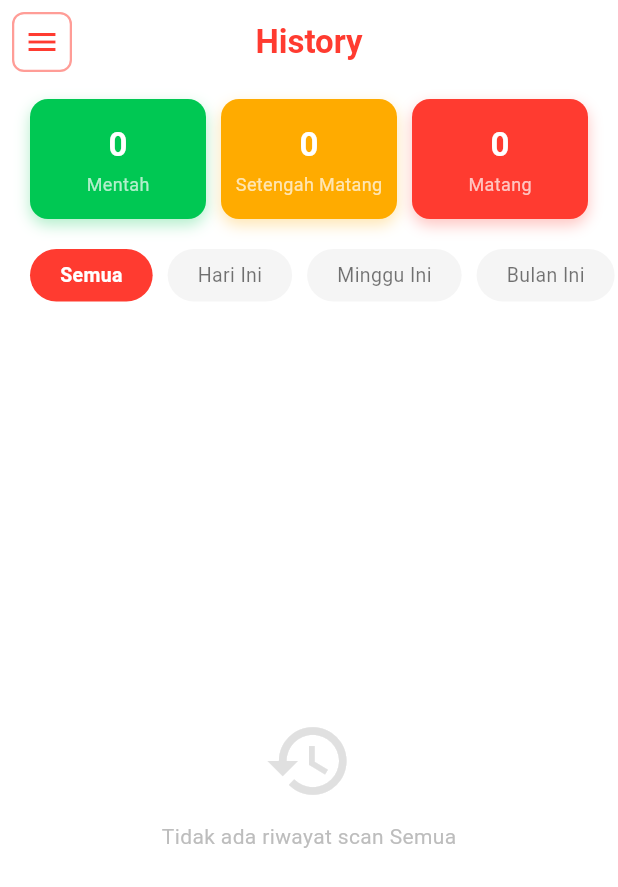
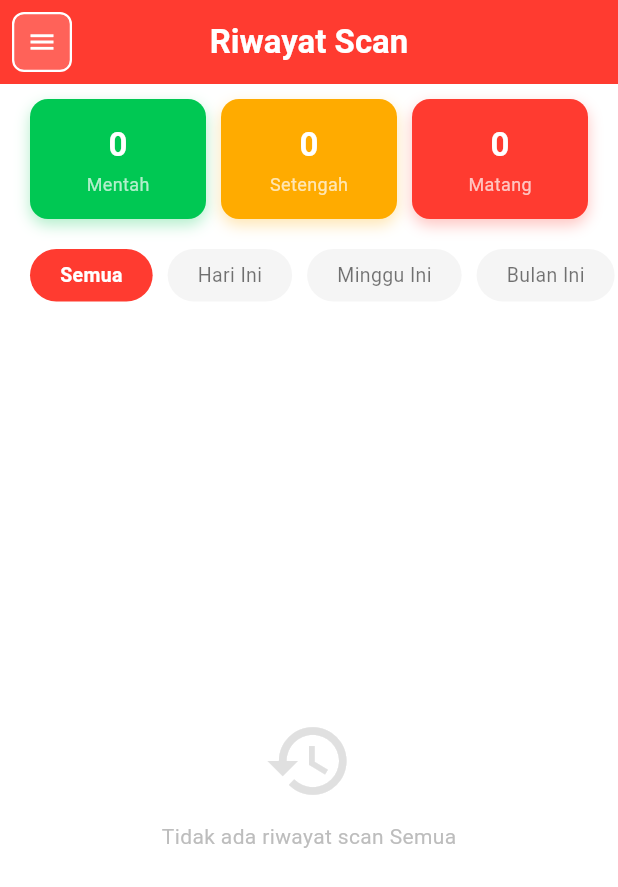
Before and after one commit to asdiffada/tomato_detector, a Flutter app: the HistoryPage screen opened directly, on a phone screen of 412 x 824 dp. Shown: the top 887 px of the screen. Run offline on Flutter 3.47's test engine with Material 3 defaults, Android fonts, the phone set to English and light mode, and no system bars; our stand-ins replace camera, image_picker.

Commit message:
Fix some Feature

```diff
--- a/tomato_frontend/lib/api_service.dart
+++ b/tomato_frontend/lib/api_service.dart
@@ -3,12 +3,9 @@ import 'dart:convert';
 import 'package:flutter/material.dart';
 import 'package:http/http.dart' as http;
 
-// --- KONFIGURASI SERVER ---
-// GANTI IP INI SESUAI IP LAPTOP ANDA
 final String SERVER_URL = "http://192.168.3.63:5000/predict";
 
 class ApiService {
-  // Fungsi untuk upload gambar ke server
   static Future<Map<String, dynamic>> uploadImage(File imageFile) async {
     try {
       var request = http.MultipartRequest('POST', Uri.parse(SERVER_URL));
@@ -35,7 +32,6 @@ class ApiService {
     }
   }
 
-  // Helper konversi warna
   static Color getColorFromString(String? colorName) {
     switch (colorName) {
       case 'green': return Colors.green;
--- a/tomato_frontend/lib/history_page.dart
+++ b/tomato_frontend/lib/history_page.dart
@@ -1,7 +1,7 @@
 import 'package:flutter/material.dart';
 import 'history_service.dart';
 import 'api_service.dart';
-import 'widgets.dart'; // Import AppDrawer
+import 'widgets.dart';
 import 'analysis_page.dart';
 
 class HistoryPage extends StatefulWidget {
@@ -14,10 +14,9 @@ class HistoryPage extends StatefulWidget {
 class _HistoryPageState extends State<HistoryPage> {
   String _selectedFilter = "Semua";
 
-  // --- LOGIC FILTER (SAMA) ---
-  List<ScanResult> get filteredHistory {
+  // Fungsi Filter dipindah ke dalam agar bisa menerima list dinamis
+  List<ScanResult> _filterData(List<ScanResult> allData) {
     final now = DateTime.now();
-    final allData = HistoryService.history;
 
     if (_selectedFilter == "Hari Ini") {
       return allData.where((item) {
@@ -38,9 +37,10 @@ class _HistoryPageState extends State<HistoryPage> {
     return allData;
   }
 
-  int get mentahCount => HistoryService.history.where((e) => e.label == "UNRIPE").length;
-  int get setengahCount => HistoryService.history.where((e) => e.label == "TURNING").length;
-  int get matangCount => HistoryService.history.where((e) => e.label == "RIPE").length;
+  // Helper hitung statistik
+  int _countByLabel(List<ScanResult> data, String label) {
+    return data.where((e) => e.label == label).length;
+  }
 
   String _formatTime(DateTime time) {
     final now = DateTime.now();
@@ -51,20 +51,17 @@ class _HistoryPageState extends State<HistoryPage> {
     } else if (diff.inDays == 1 || (diff.inDays == 0 && time.day != now.day)) {
       return "Kemarin, ${time.hour.toString().padLeft(2, '0')}:${time.minute.toString().padLeft(2, '0')}";
     } else {
-      return "${diff.inDays} hari lalu, ${time.hour.toString().padLeft(2, '0')}:${time.minute.toString().padLeft(2, '0')}";
+      return "${diff.inDays} hari lalu";
     }
   }
 
   @override
   Widget build(BuildContext context) {
-    final displayList = filteredHistory;
-
     return Scaffold(
       backgroundColor: Colors.white,
       drawer: const AppDrawer(),
-      // --- HEADER BARU (KONSISTEN) ---
       appBar: AppBar(
-        backgroundColor: Colors.white,
+        backgroundColor: const Color(0xFFFF3B30),
         elevation: 0,
         centerTitle: true,
         leading: Builder(
@@ -75,21 +72,33 @@ class _HistoryPageState extends State<HistoryPage> {
               child: Container(
                 margin: const EdgeInsets.all(8),
                 decoration: BoxDecoration(
-                  color: Colors.white,
+                  color: Colors.white.withOpacity(0.2),
                   borderRadius: BorderRadius.circular(8),
-                  border: Border.all(color: const Color(0xFFFF3B30).withOpacity(0.5), width: 1.5)
+                  border: Border.all(color: Colors.white, width: 1.5)
                 ),
-                child: const Icon(Icons.menu, color: Color(0xFFFF3B30), size: 24),
+                child: const Icon(Icons.menu, color: Colors.white, size: 20),
               ),
             );
           }
         ),
         title: const Text(
-          "History",
-          style: TextStyle(color: Color(0xFFFF3B30), fontWeight: FontWeight.bold),
+          "Riwayat Scan",
+          style: TextStyle(color: Colors.white, fontWeight: FontWeight.bold),
         ),
       ),
-      body: Column(
+      // --- WRAP DENGAN VALUE LISTENABLE BUILDER ---
+      body: ValueListenableBuilder<List<ScanResult>>(
+        valueListenable: HistoryService.historyNotifier, // Mendengarkan perubahan
+        builder: (context, allHistory, child) {
+
+          // Data yang ditampilkan di UI diambil dari 'allHistory' yang real-time
+          final displayList = _filterData(allHistory);
+
+          final mentahCount = _countByLabel(allHistory, "UNRIPE");
+          final setengahCount = _countByLabel(allHistory, "TURNING");
+          final matangCount = _countByLabel(allHistory, "RIPE");
+
+          return Column(
             children: [
               // STATS HEADER
               Container(
@@ -99,7 +108,7 @@ class _HistoryPageState extends State<HistoryPage> {
                   children: [
                     _buildStatCard("Mentah", mentahCount, const Color(0xFF00C853)),
                     const SizedBox(width: 10),
-                _buildStatCard("Setengah Matang", setengahCount, const Color(0xFFFFAB00)),
+                    _buildStatCard("Setengah", setengahCount, const Color(0xFFFFAB00)),
                     const SizedBox(width: 10),
                     _buildStatCard("Matang", matangCount, const Color(0xFFFF3B30)),
                   ],
@@ -167,11 +176,13 @@ class _HistoryPageState extends State<HistoryPage> {
                       ),
               ),
             ],
+          );
+        },
       ),
     );
   }
 
-  // --- WIDGET BUILDERS ---
+  // --- WIDGET BUILDERS (SAMA SEPERTI SEBELUMNYA) ---
 
   Widget _buildStatCard(String label, int count, Color color) {
     return Expanded(
@@ -302,7 +313,7 @@ class _HistoryPageState extends State<HistoryPage> {
                   ),
                   const SizedBox(height: 4),
                   Text(
-                    "Tingkat kematangan: $confidence",
+                    "Tingkat Akurasi: $confidence",
                     style: const TextStyle(color: Colors.grey, fontSize: 13),
                   ),
                   const SizedBox(height: 2),
--- a/tomato_frontend/lib/history_service.dart
+++ b/tomato_frontend/lib/history_service.dart
@@ -1,4 +1,5 @@
 import 'dart:io';
+import 'package:flutter/material.dart';
 
 class ScanResult {
   final File image;
@@ -8,10 +9,13 @@ class ScanResult {
   final String colorStatus;
   final DateTime timestamp;
 
-  // --- Field Baru untuk Analisis Detail ---
   final int colorScore;
   final int shapeScore;
   final int textureScore;
+  final int sizeMm;
+
+  // --- Field Baru: Kualitas ---
+  final String quality;
 
   ScanResult({
     required this.image,
@@ -20,19 +24,24 @@ class ScanResult {
     required this.debugInfo,
     required this.colorStatus,
     required this.timestamp,
-    // Default value 0 jika data lama tidak punya field ini
     this.colorScore = 0,
     this.shapeScore = 0,
     this.textureScore = 0,
+    this.sizeMm = 0,
+    this.quality = "Unknown", // Default
   });
 }
 
 class HistoryService {
-  static List<ScanResult> history = [];
+  static final ValueNotifier<List<ScanResult>> historyNotifier = ValueNotifier([]);
+  static List<ScanResult> get history => historyNotifier.value;
   static ScanResult? latestResult;
 
   static void addResult(ScanResult result) {
-    history.insert(0, result);
+    final currentList = historyNotifier.value;
+    final newList = List<ScanResult>.from(currentList);
+    newList.insert(0, result);
+    historyNotifier.value = newList;
     latestResult = result;
   }
 }
--- a/tomato_frontend/lib/widgets.dart
+++ b/tomato_frontend/lib/widgets.dart
@@ -64,7 +64,7 @@ class AppDrawer extends StatelessWidget {
           const Padding(
             padding: EdgeInsets.all(20),
             child: Text(
-              "v1.0.0 Beta",
+              "v1.0.1 Beta",
               style: TextStyle(color: Colors.grey),
             ),
           )
--- a/tomato_frontend/pubspec.yaml
+++ b/tomato_frontend/pubspec.yaml
@@ -43,7 +43,13 @@ dependencies:
 dev_dependencies:
   flutter_test:
     sdk: flutter
+  flutter_launcher_icons: ^0.13.1
 
+flutter_launcher_icons:
+  android: "launcher_icon"
+  ios: true
+  image_path: "assets/tomatodetector_icon.png"
+  min_sdk_android: 21
   # The "flutter_lints" package below contains a set of recommended lints to
   # encourage good coding practices. The lint set provided by the package is
   # activated in the `analysis_options.yaml` file located at the root of your
```
Also changed, not shown: tomato_frontend/lib/analysis_page.dart (+53 -27 lines), tomato_frontend/lib/home_page.dart (+72 -103 lines), tomato_frontend/lib/scan_page.dart (+43 -31 lines), tomato_frontend/assets/tomatodetector_icon.png (added), tomato_frontend/assets/tomatodetectoricon.png (added), tomato_frontend/pubspec.lock, 29 other files. Lines whose indentation alone changed are shown as unchanged.
